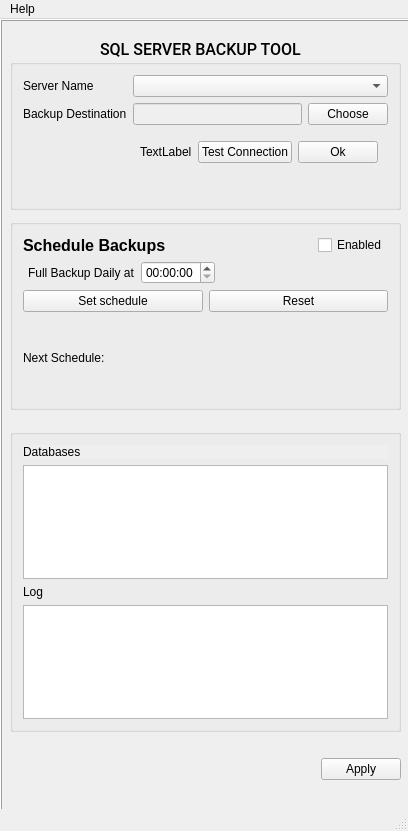
Above: ui/mainWindow.ui from desxedada/SQLGDriveBackup before the change. Below: the same form after it.
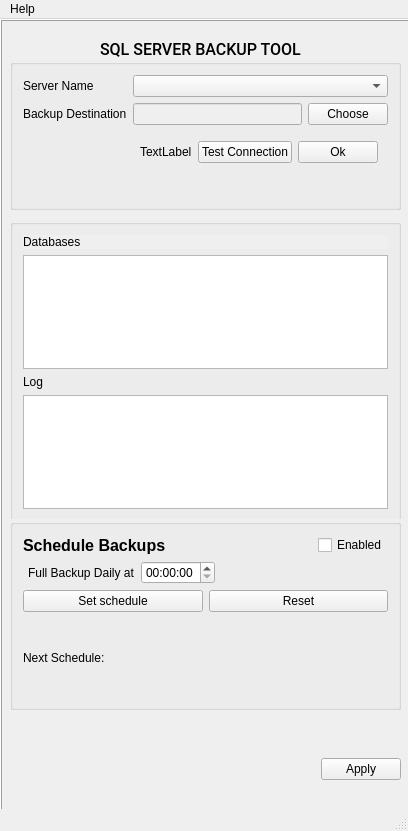
That is the form after the change.

```diff
--- a/ui/mainWindow.ui
+++ b/ui/mainWindow.ui
@@ -203,9 +203,9 @@
     <widget class="QWidget" name="horizontalLayoutWidget_2">
      <property name="geometry">
       <rect>
-       <x>270</x>
+       <x>170</x>
        <y>730</y>
-       <width>131</width>
+       <width>231</width>
        <height>41</height>
       </rect>
      </property>
@@ -236,7 +236,7 @@
      <property name="geometry">
       <rect>
        <x>10</x>
-       <y>410</y>
+       <y>200</y>
        <width>391</width>
        <height>303</height>
       </rect>
@@ -270,7 +270,7 @@
       <item row="4" column="0">
        <widget class="QTextEdit" name="logtextEdit"/>
       </item>
-      <item row="0" column="0">
+      <item row="1" column="0">
        <widget class="QLabel" name="label_10">
         <property name="autoFillBackground">
          <bool>true</bool>
@@ -286,7 +286,7 @@
      <property name="geometry">
       <rect>
        <x>10</x>
-       <y>200</y>
+       <y>500</y>
        <width>391</width>
        <height>191</height>
       </rect>
```
Left out of the diff: 6 changed lines with no effect on the pictures.
